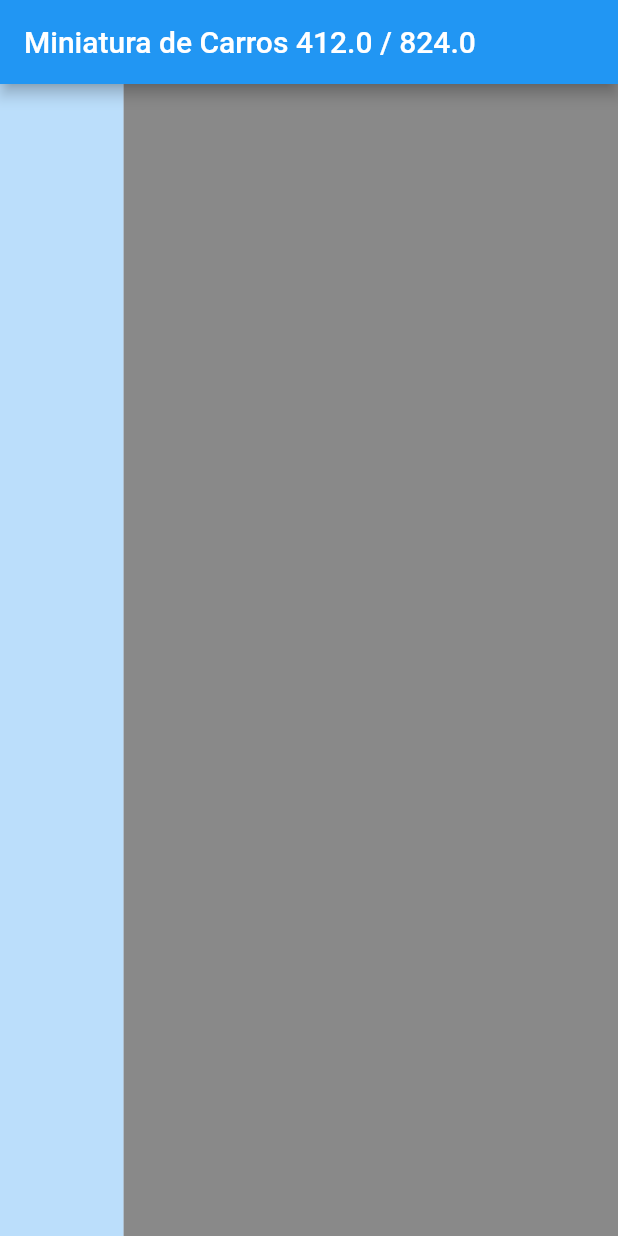
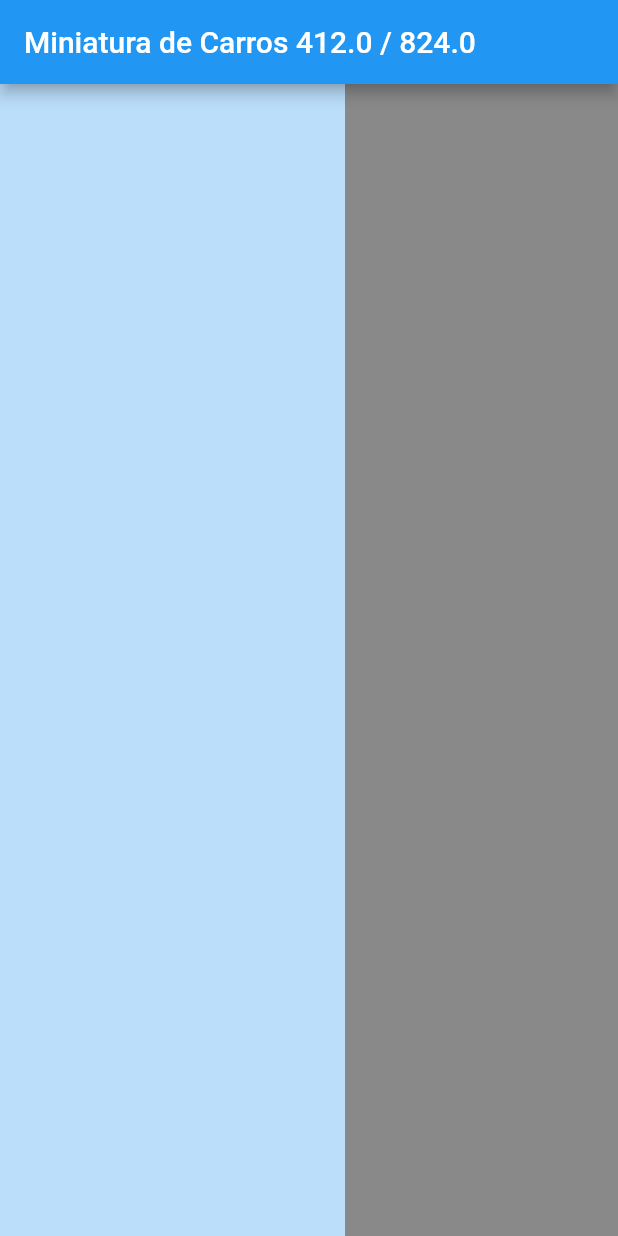
Before and after one commit to Ancora/carros_web, a Flutter app: the screen it shows after launch, on a phone screen of 412 x 824 dp. Run offline on Flutter 3.47's test engine with Material 2 defaults, Android fonts, the phone set to English and light mode, and no system bars.

Commit message:
14-Layout com MediaQuery.

```diff
--- a/lib/home.dart
+++ b/lib/home.dart
@@ -19,19 +19,17 @@ class _HomeState extends State<Home> {
   }
 
   _body() {
+    Size size = MediaQuery.of(context).size;
+
     return Row(
       children: <Widget>[
-        Expanded(
-          flex: 2,
-          child: Container(
-            color: Colors.blue[100],
-          ),
+        Container(
+          width: 230,
+          color: Colors.blue[100],
         ),
-        Expanded(
-          flex: 8,
-          child: Container(
-            color: Colors.black45,
-          ),
+        Container(
+          width: size.width - 230,
+          color: Colors.black45,
         ),
       ],
     );
```
